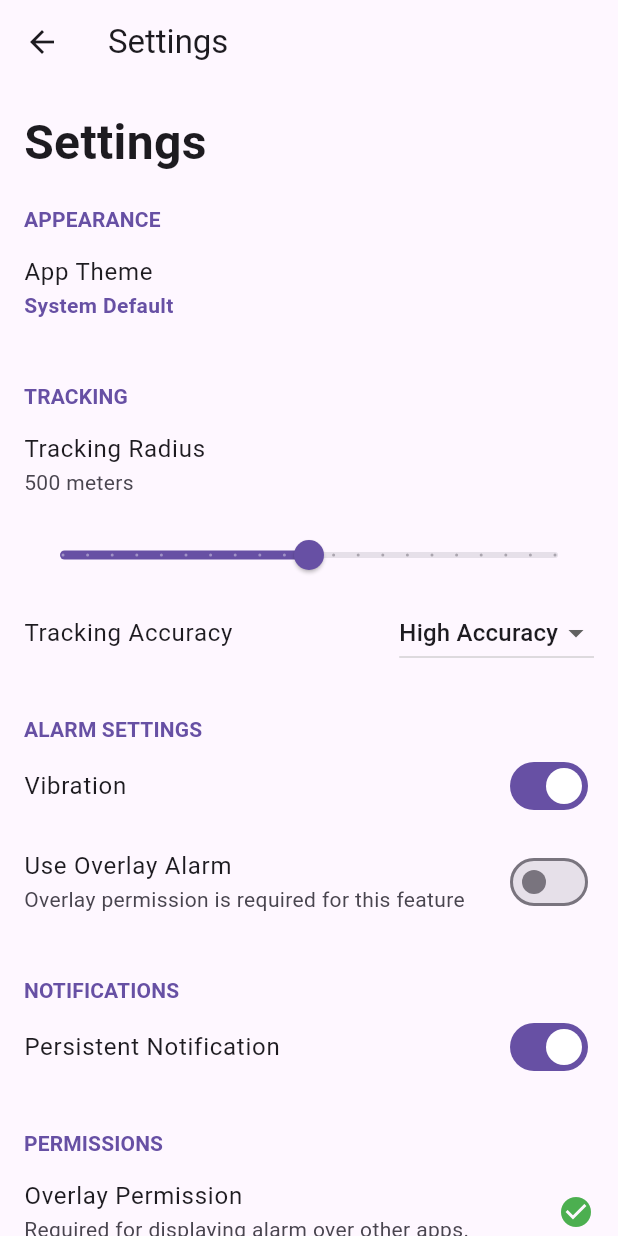
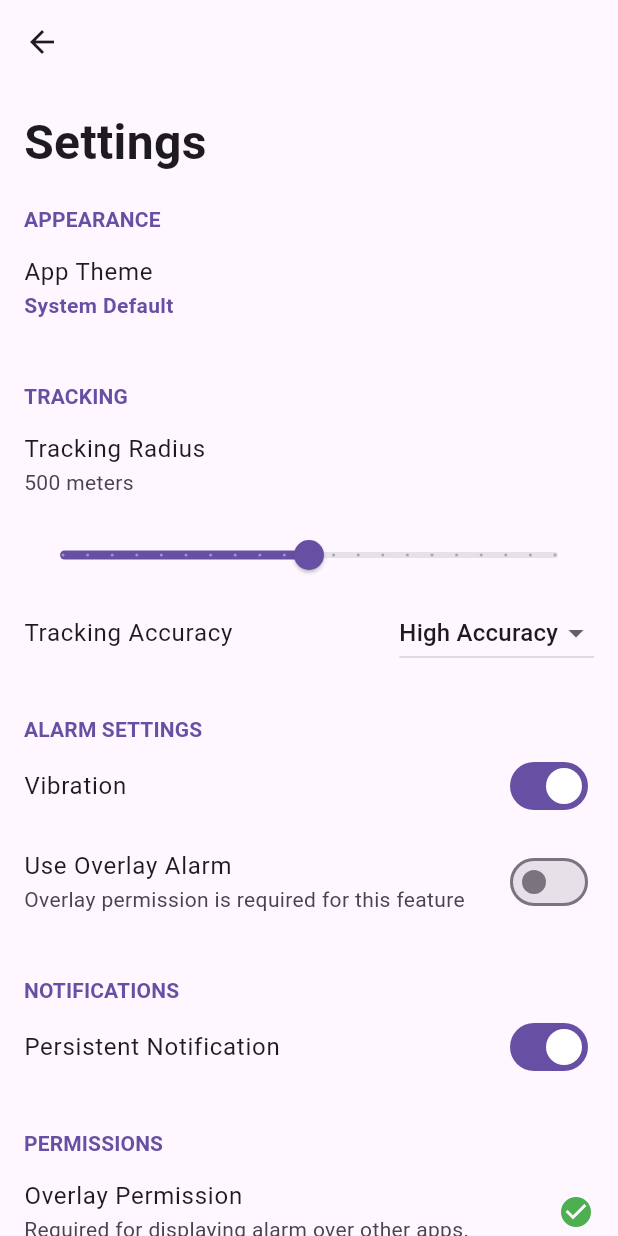
Before and after one commit to leywino/wakepoint, a Flutter app: the HomeScreen screen opened directly, after a tap on the "play arrow" icon, after a tap on the "settings" icon, on a phone screen of 412 x 824 dp. Run offline on Flutter 3.47's test engine with Material 3 defaults, Android fonts, the phone set to English and light mode, and no system bars; our stand-ins replace flutter_local_notifications, fluttertoast, geocoding, geolocator, google_places_flutter, permission_handler and 1 more; missing offline and left inert: flutter_background, flutter_displaymode; accounts and stored records are empty.

Commit message:
add fonts and settings improvement

```diff
--- a/lib/main.dart
+++ b/lib/main.dart
@@ -1,4 +1,5 @@
 import 'package:flutter/material.dart';
+import 'package:flutter_displaymode/flutter_displaymode.dart';
 import 'package:provider/provider.dart';
 import 'package:shared_preferences/shared_preferences.dart';
 import 'package:wakepoint/controller/location_provider.dart';
@@ -8,6 +9,7 @@ import 'package:wakepoint/pages/permission_screen.dart';
 
 void main() {
   WidgetsFlutterBinding.ensureInitialized();
+  FlutterDisplayMode.setHighRefreshRate();
   runApp(const MyApp());
 }
 
--- a/lib/pages/home_screen.dart
+++ b/lib/pages/home_screen.dart
@@ -1,7 +1,6 @@
 import 'package:flutter/material.dart';
 import 'package:fluttertoast/fluttertoast.dart';
 import 'package:geolocator/geolocator.dart';
-import 'package:google_fonts/google_fonts.dart';
 import 'package:provider/provider.dart';
 import 'package:wakepoint/controller/location_provider.dart';
 import 'package:wakepoint/pages/add_location_screen.dart';
@@ -82,7 +81,8 @@ class _HomeScreenState extends State<HomeScreen> {
       builder: (context, locationProvider, child) {
         return Scaffold(
           appBar: AppBar(
-            title: Text("WakePoint", style: GoogleFonts.poppins(fontSize: 20)),
+            title: const Text("WakePoint",
+                style: TextStyle(fontFamily: 'Poppins', fontSize: 20)),
             actions: _isSelectionMode
                 ? [
                     IconButton(
@@ -123,14 +123,16 @@ class _HomeScreenState extends State<HomeScreen> {
               children: [
                 Expanded(
                   child: locationProvider.locations.isEmpty
-                      ? Padding(
-                          padding: const EdgeInsets.symmetric(horizontal: 30),
+                      ? const Padding(
+                          padding: EdgeInsets.symmetric(horizontal: 30),
                           child: Center(
                             child: Text(
                               "There are no alarms, please add a location using the button below.",
                               textAlign: TextAlign.center,
-                              style: GoogleFonts.poppins(
-                                  fontSize: 16, color: Colors.grey),
+                              style: TextStyle(
+                                  fontFamily: 'Poppins',
+                                  fontSize: 16,
+                                  color: Colors.grey),
                             ),
                           ),
                         )
@@ -153,7 +155,7 @@ class _HomeScreenState extends State<HomeScreen> {
                                 location.longitude,
                               );
                               distanceText =
-                                  "Distance: ${distance.toStringAsFixed(2)} m";
+                                  "Distance: ${distance.toStringAsFixed(0)} m";
                             }
 
                             return GestureDetector(
@@ -185,12 +187,14 @@ class _HomeScreenState extends State<HomeScreen> {
                                     : null,
                                 child: ListTile(
                                   title: Text(location.name,
-                                      style: GoogleFonts.poppins(fontSize: 16)),
+                                      style: const TextStyle(
+                                          fontFamily: 'Poppins', fontSize: 16)),
                                   subtitle: Text(
                                     isActive
                                         ? "Lat: ${location.latitude}, Lng: ${location.longitude}\n$distanceText"
                                         : "Lat: ${location.latitude}, Lng: ${location.longitude}",
-                                    style: GoogleFonts.poppins(fontSize: 14),
+                                    style: const TextStyle(
+                                        fontFamily: "Poppins", fontSize: 14),
                                   ),
                                   trailing: Radio<int>(
                                     value: index,
--- a/lib/pages/settings_screen.dart
+++ b/lib/pages/settings_screen.dart
@@ -45,7 +45,7 @@ class _SettingsScreenState extends State<SettingsScreen> {
     final theme = Theme.of(context);
 
     return Scaffold(
-      appBar: AppBar(title: const Text("Settings")),
+      appBar: AppBar(),
       body: ListView(
         padding: const EdgeInsets.all(16.0),
         children: [
```
Also changed, not shown: lib/controller/location_provider.dart (+5 -2 lines), lib/pages/add_location_screen.dart (+86 -24 lines), pubspec.yaml (+9 -0 lines), assets/fonts/Poppins-Bold.ttf (added), assets/fonts/Poppins-Medium.ttf (added), assets/fonts/Poppins-Regular.ttf (added), pubspec.lock, 1 other file.
